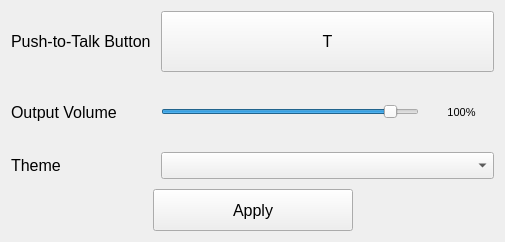
Before: the Qt Designer form src/View/SettingsWindow/settingswindow.ui in Flone-dnb/Silent, drawn with Qt 5.
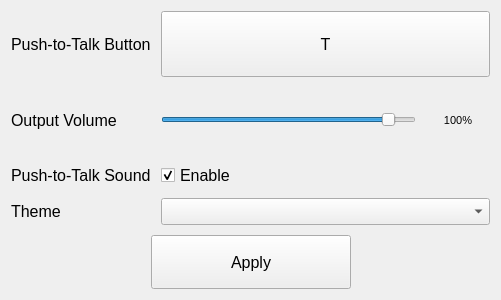
After: the same form once the commit is applied.

Commit message: Added Push-to-Talk Sound enable/disable option.

```diff
--- a/src/View/SettingsWindow/settingswindow.ui
+++ b/src/View/SettingsWindow/settingswindow.ui
@@ -6,8 +6,8 @@
    <rect>
     <x>0</x>
     <y>0</y>
-    <width>505</width>
-    <height>242</height>
+    <width>501</width>
+    <height>300</height>
    </rect>
   </property>
   <property name="font">
@@ -42,7 +42,10 @@
     <item>
      <layout class="QFormLayout" name="formLayout">
       <property name="sizeConstraint">
-       <enum>QLayout::SetFixedSize</enum>
+       <enum>QLayout::SetDefaultConstraint</enum>
+      </property>
+      <property name="fieldGrowthPolicy">
+       <enum>QFormLayout::AllNonFixedFieldsGrow</enum>
       </property>
       <property name="rowWrapPolicy">
        <enum>QFormLayout::DontWrapRows</enum>
@@ -161,6 +164,38 @@
        </layout>
       </item>
       <item row="3" column="0">
+       <widget class="QLabel" name="label_pushSound">
+        <property name="font">
+         <font>
+          <family>Segoe UI</family>
+          <pointsize>12</pointsize>
+         </font>
+        </property>
+        <property name="text">
+         <string>Push-to-Talk Sound</string>
+        </property>
+       </widget>
+      </item>
+      <item row="3" column="1">
+       <widget class="QCheckBox" name="checkBox_pushToTalkSound">
+        <property name="font">
+         <font>
+          <family>Segoe UI</family>
+          <pointsize>12</pointsize>
+         </font>
+        </property>
+        <property name="layoutDirection">
+         <enum>Qt::LeftToRight</enum>
+        </property>
+        <property name="text">
+         <string>Enable</string>
+        </property>
+        <property name="checked">
+         <bool>true</bool>
+        </property>
+       </widget>
+      </item>
+      <item row="4" column="0">
        <widget class="QLabel" name="label_3">
         <property name="sizePolicy">
          <sizepolicy hsizetype="Preferred" vsizetype="Expanding">
@@ -182,7 +217,7 @@
         </property>
        </widget>
       </item>
-      <item row="3" column="1">
+      <item row="4" column="1">
        <widget class="QComboBox" name="comboBox_themes">
         <property name="font">
          <font>
```
Left out of the diff: 2 changed lines with no effect on the pictures. The commit also changes 6 other files.
